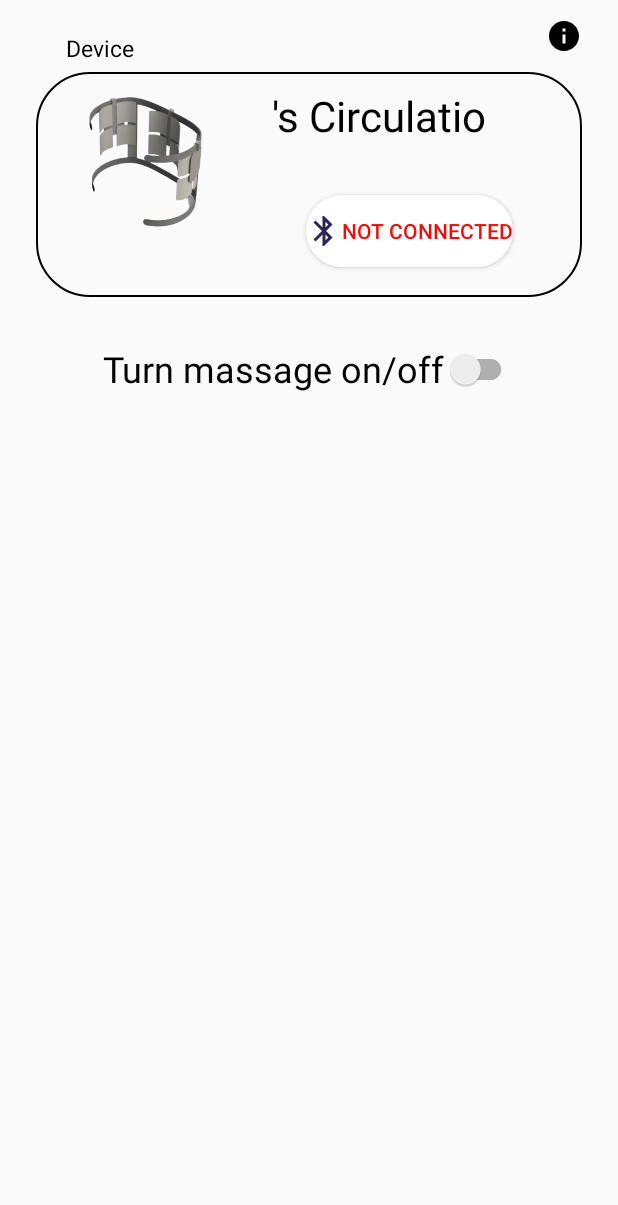
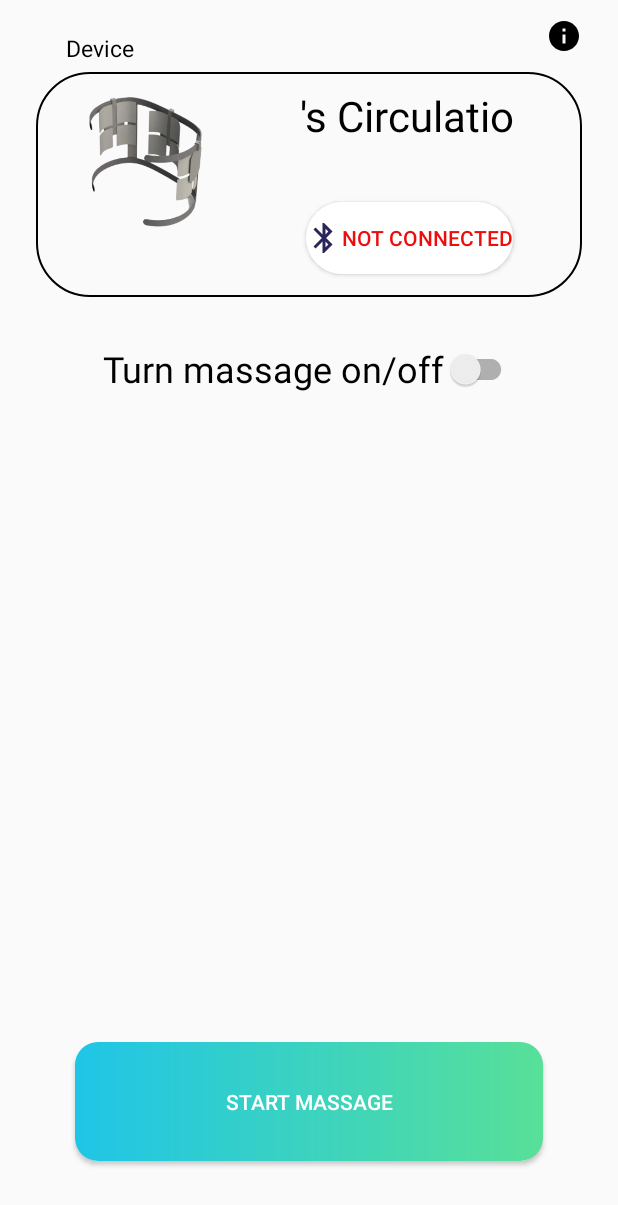
Before and after one commit to umuttkartal/sdp_app, an Android app: the SetUpInfo screen opened directly, with no data from a screen before it, after a tap on "SUBMIT", on a phone screen of 412 x 824 dp. Shown: the top 1205 px of the screen. Run offline under Robolectric (Android 15) with nearby library versions, the phone set to English and light mode, and no system bars; 2 other taps on this screen came first.

Commit message:
Small layout modifications

```diff
--- a/app/src/main/res/layout/activity_home_screen.xml
+++ b/app/src/main/res/layout/activity_home_screen.xml
@@ -19,7 +19,7 @@
         app:layout_constraintHorizontal_bias="1.0"
         app:layout_constraintStart_toStartOf="parent"
         app:layout_constraintTop_toTopOf="parent"
-        tools:ignore="OnClick" />
+        tools:ignore="OnClick,SpeakableTextPresentCheck" />
 
     <TextView
         android:id="@+id/CirculatioName"
@@ -52,10 +52,11 @@
         android:id="@+id/deviceName"
         android:layout_width="0dp"
         android:layout_height="wrap_content"
-        android:layout_marginStart="23dp"
+        android:layout_marginStart="15dp"
         android:layout_marginTop="10dp"
-        android:layout_marginEnd="24dp"
+        android:layout_marginEnd="20dp"
         android:text="@string/your_circulatio"
+        android:gravity="center"
         android:maxLines="2"
         android:textAllCaps="false"
         android:textColor="@color/black"
@@ -77,7 +78,7 @@
         android:id="@+id/bltButton"
         android:layout_width="wrap_content"
         android:layout_height="wrap_content"
-        android:layout_marginBottom="20dp"
+        android:layout_marginBottom="15dp"
         android:background="@drawable/custom_button1"
         android:drawableLeft="@drawable/ic_baseline_bluetooth_24"
         android:text="@string/not_connected"
@@ -102,4 +103,22 @@
         app:layout_constraintTop_toBottomOf="@+id/CirculatioFrame"
         tools:ignore="UseSwitchCompatOrMaterialXml" />
 
+    <Button
+        android:id="@+id/btnStartMassage"
+        android:layout_width="wrap_content"
+        android:layout_height="wrap_content"
+        android:layout_marginLeft="24dp"
+        android:layout_marginRight="24dp"
+        android:layout_marginBottom="50dp"
+        android:background="@drawable/custom_button3"
+        android:paddingLeft="100dp"
+        android:paddingTop="30dp"
+        android:paddingRight="100dp"
+        android:paddingBottom="30dp"
+        android:text="@string/start_massage"
+        android:textColor="@color/white"
+        app:layout_constraintBottom_toBottomOf="parent"
+        app:layout_constraintEnd_toEndOf="parent"
+        app:layout_constraintStart_toStartOf="parent" />
+
 </androidx.constraintlayout.widget.ConstraintLayout>
--- a/app/src/main/res/values/strings.xml
+++ b/app/src/main/res/values/strings.xml
@@ -3,7 +3,7 @@
     <string name="circulatio_logo">Circulatio logo</string>
     <string name="device">Device</string>
     <string name="tap_to_set_up_circulatio">Press here to set up Circulatio</string>
-    <string name="what_is_your_name">What is your name?</string>
+    <string name="what_is_your_name">Please enter your first name:</string>
     <string name="name">Name</string>
     <string name="please_select_your_circulatio">Please select your Circulatio:</string>
     <string name="please_enter_your_circulatio_pin">Please enter your Circulatio Pin:</string>
@@ -61,4 +61,5 @@
 
     <string name="notification_circulatio_title">Circulatio</string>
     <string name="notification_circulatio_text">Bluetooth Connection</string>
+    <string name="start_massage">Start massage</string>
 </resources>
```
